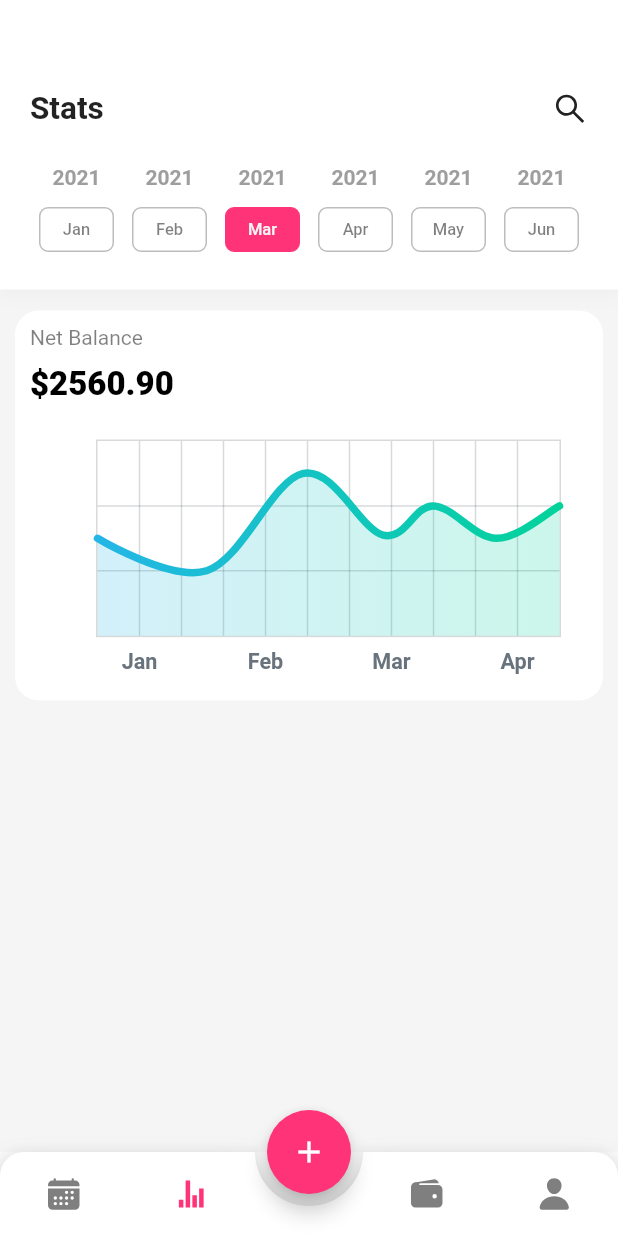
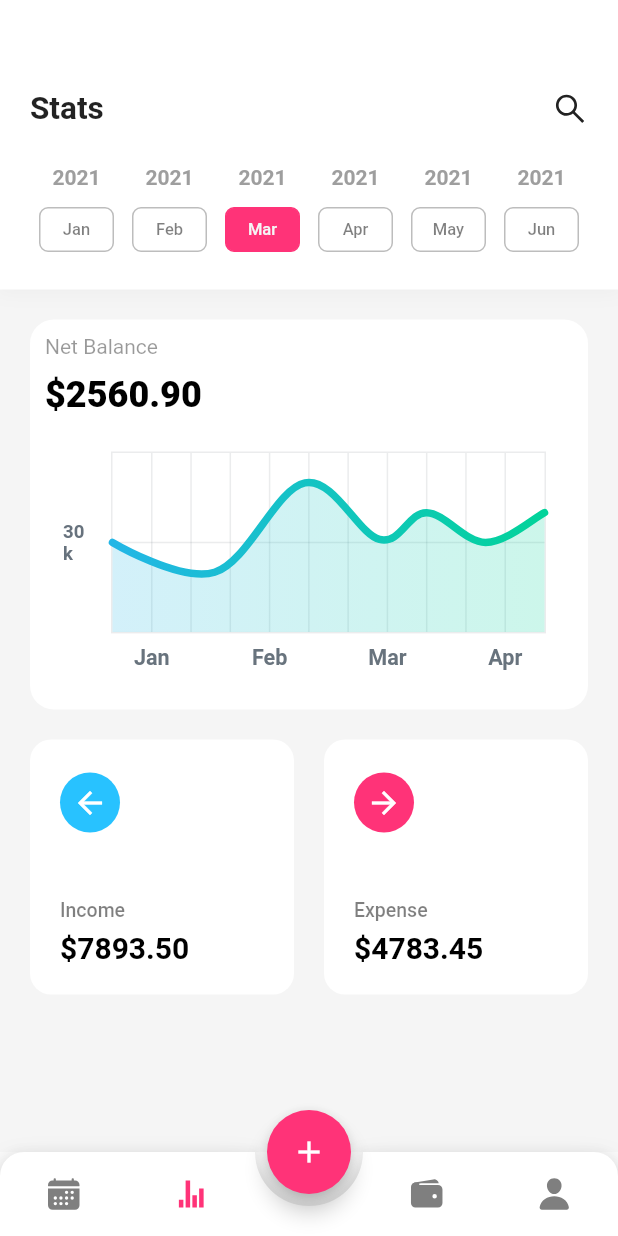
Before and after one commit to sabil62/budget, a Flutter app: the screen it shows after launch, item 2 of the bottom bar chosen, on a phone screen of 412 x 824 dp. Run offline on Flutter 3.47's test engine with Material 2 defaults, Android fonts, the phone set to English and light mode, and no system bars; drawn by our look-alikes of animated_bottom_navigation_bar, fl_chart; our stand-ins replace flutter_icons.

Commit message:
stats page completed

```diff
--- a/lib/pages/stats_page.dart
+++ b/lib/pages/stats_page.dart
@@ -21,6 +21,10 @@ class _StatsAppState extends State<StatsApp> {
 
   Widget getStatsBody() {
     var size = MediaQuery.of(context).size;
+    List expenses = [
+      {"icon": Icons.arrow_back, "middle": "Income", "money": "\$7893.50"},
+      {"icon": Icons.arrow_forward, "middle": "Expense", "money": "\$4783.45"}
+    ];
 
     return SingleChildScrollView(
       child: Column(
@@ -109,10 +113,10 @@ class _StatsAppState extends State<StatsApp> {
             ),
           ),
           SizedBox(
-            height: 4,
+            height: 10,
           ),
           Padding(
-            padding: const EdgeInsets.all(10.0),
+            padding: const EdgeInsets.symmetric(vertical: 10, horizontal: 20),
             child: Container(
               width: double.infinity,
               height: 260,
@@ -126,7 +130,7 @@ class _StatsAppState extends State<StatsApp> {
                     Text(
                       "Net Balance",
                       style: TextStyle(
-                          fontSize: 14, color: Colors.black.withOpacity(0.5)),
+                          fontSize: 14, color: Colors.black.withOpacity(0.4)),
                     ),
                     SizedBox(
                       height: 10,
@@ -136,14 +140,73 @@ class _StatsAppState extends State<StatsApp> {
                       style: TextStyle(
                           color: Colors.black,
                           fontWeight: FontWeight.w800,
-                          fontSize: 22),
+                          fontSize: 24),
                     ),
                     LineChartOurs()
                   ],
                 ),
               ),
             ),
-          )
+          ),
+          //fds,
+          SizedBox(
+            height: 10,
+          ),
+          Wrap(
+              spacing: 20,
+              children: List.generate(expenses.length, (index) {
+                return Container(
+                  height: 170,
+                  width: (size.width - 60) / 2,
+                  decoration: BoxDecoration(
+                      borderRadius: BorderRadius.circular(14),
+                      color: Colors.white),
+                  child: Padding(
+                    padding: const EdgeInsets.fromLTRB(20, 22, 10, 20),
+                    child: Column(
+                      mainAxisAlignment: MainAxisAlignment.spaceBetween,
+                      crossAxisAlignment: CrossAxisAlignment.start,
+                      children: [
+                        Container(
+                          height: 40,
+                          width: 40,
+                          decoration: BoxDecoration(
+                              shape: BoxShape.circle,
+                              color: expenses[index]["middle"] == "Income"
+                                  ? blue
+                                  : primary),
+                          child: Icon(
+                            expenses[index]["icon"],
+                            color: Colors.white,
+                          ),
+                        ),
+                        Container(
+                          child: Column(
+                            crossAxisAlignment: CrossAxisAlignment.start,
+                            children: [
+                              Text(
+                                expenses[index]["middle"],
+                                style: TextStyle(
+                                    fontSize: 13,
+                                    fontWeight: FontWeight.w500,
+                                    color: Colors.black.withOpacity(0.5)),
+                              ),
+                              SizedBox(
+                                height: 6,
+                              ),
+                              Text(expenses[index]["money"],
+                                  style: TextStyle(
+                                      fontSize: 20,
+                                      color: Colors.black,
+                                      fontWeight: FontWeight.bold))
+                            ],
+                          ),
+                        )
+                      ],
+                    ),
+                  ),
+                );
+              }))
         ],
       ),
     );
--- a/lib/widgets/lineChart.dart
+++ b/lib/widgets/lineChart.dart
@@ -65,13 +65,13 @@ class _LineChartOursState extends State<LineChartOurs> {
         drawVerticalLine: true,
         getDrawingHorizontalLine: (value) {
           return FlLine(
-            color: const Color(0xff37434d).withOpacity(0.2),
+            color: const Color(0xff37434d).withOpacity(0.1),
             strokeWidth: 1,
           );
         },
         getDrawingVerticalLine: (value) {
           return FlLine(
-            color: const Color(0xff37434d).withOpacity(0.2),
+            color: const Color(0xff37434d).withOpacity(0.1),
             strokeWidth: 1,
           );
         },
@@ -126,7 +126,7 @@ class _LineChartOursState extends State<LineChartOurs> {
       borderData: FlBorderData(
           show: true,
           border: Border.all(
-              color: const Color(0xff37434d).withOpacity(0.2), width: 1)),
+              color: const Color(0xff37434d).withOpacity(0.1), width: 1)),
       minX: 0,
       maxX: 11,
       minY: 0,
```
